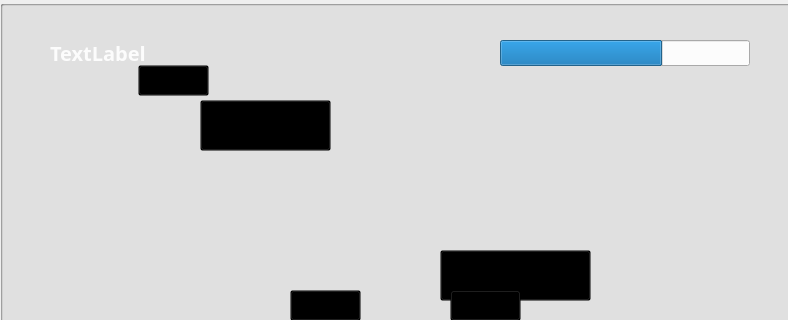
Qt form FeedingFrenzy/screencontroller.ui (MATF-RS19/RS008-feeding-frenzy) before a commit; both pictures show x 0 to 788 and y 0 to 320 of the 788 by 473 pixel window.
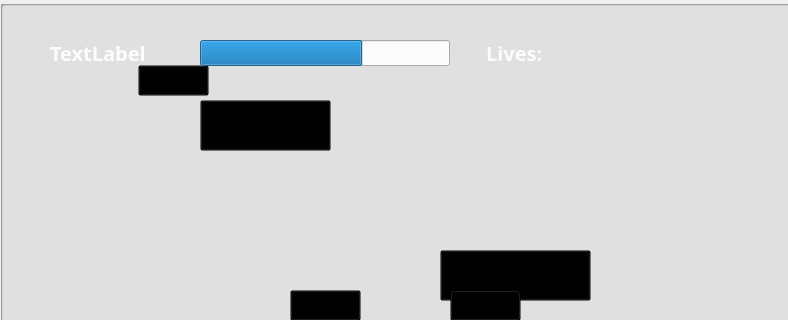
The same form after that commit. Icons and pictures are not drawn.

Patch:
```diff
--- a/FeedingFrenzy/screencontroller.ui
+++ b/FeedingFrenzy/screencontroller.ui
@@ -296,12 +296,17 @@
     <widget class="QProgressBar" name="progressBar">
      <property name="geometry">
       <rect>
-       <x>500</x>
+       <x>200</x>
        <y>40</y>
        <width>250</width>
        <height>26</height>
       </rect>
      </property>
+     <property name="font">
+      <font>
+       <pointsize>3</pointsize>
+      </font>
+     </property>
      <property name="value">
       <number>65</number>
      </property>
@@ -312,6 +317,115 @@
       <bool>false</bool>
      </property>
     </widget>
+    <widget class="QLabel" name="lives">
+     <property name="geometry">
+      <rect>
+       <x>486</x>
+       <y>33</y>
+       <width>91</width>
+       <height>40</height>
+      </rect>
+     </property>
+     <property name="palette">
+      <palette>
+       <active>
+        <colorrole role="WindowText">
+         <brush brushstyle="SolidPattern">
+          <color alpha="255">
+           <red>255</red>
+           <green>255</green>
+           <blue>255</blue>
+          </color>
+         </brush>
+        </colorrole>
+       </active>
+       <inactive>
+        <colorrole role="WindowText">
+         <brush brushstyle="SolidPattern">
+          <color alpha="255">
+           <red>255</red>
+           <green>255</green>
+           <blue>255</blue>
+          </color>
+         </brush>
+        </colorrole>
+       </inactive>
+       <disabled>
+        <colorrole role="WindowText">
+         <brush brushstyle="SolidPattern">
+          <color alpha="255">
+           <red>120</red>
+           <green>120</green>
+           <blue>120</blue>
+          </color>
+         </brush>
+        </colorrole>
+       </disabled>
+      </palette>
+     </property>
+     <property name="font">
+      <font>
+       <family>MV Boli</family>
+       <pointsize>15</pointsize>
+       <weight>75</weight>
+       <bold>true</bold>
+      </font>
+     </property>
+     <property name="text">
+      <string>Lives:</string>
+     </property>
+    </widget>
+    <widget class="QLabel" name="live1">
+     <property name="geometry">
+      <rect>
+       <x>560</x>
+       <y>33</y>
+       <width>51</width>
+       <height>41</height>
+      </rect>
+     </property>
+     <property name="styleSheet">
+      <string notr="true">
+image: url(:/images/player.png);</string>
+     </property>
+     <property name="text">
+      <string/>
+     </property>
+    </widget>
+    <widget class="QLabel" name="live2">
+     <property name="geometry">
+      <rect>
+       <x>610</x>
+       <y>33</y>
+       <width>51</width>
+       <height>41</height>
+      </rect>
+     </property>
+     <property name="styleSheet">
+      <string notr="true">
+image: url(:/images/player.png);</string>
+     </property>
+     <property name="text">
+      <string/>
+     </property>
+    </widget>
+    <widget class="QLabel" name="live3">
+     <property name="geometry">
+      <rect>
+       <x>660</x>
+       <y>33</y>
+       <width>51</width>
+       <height>41</height>
+      </rect>
+     </property>
+     <property name="styleSheet">
+      <string notr="true">
+image: url(:/images/player.png);</string>
+     </property>
+     <property name="text">
+      <string/>
+     </property>
+    </widget>
    </widget>
    <widget class="QGroupBox" name="gameOverGroup">
     <property name="geometry">
```
